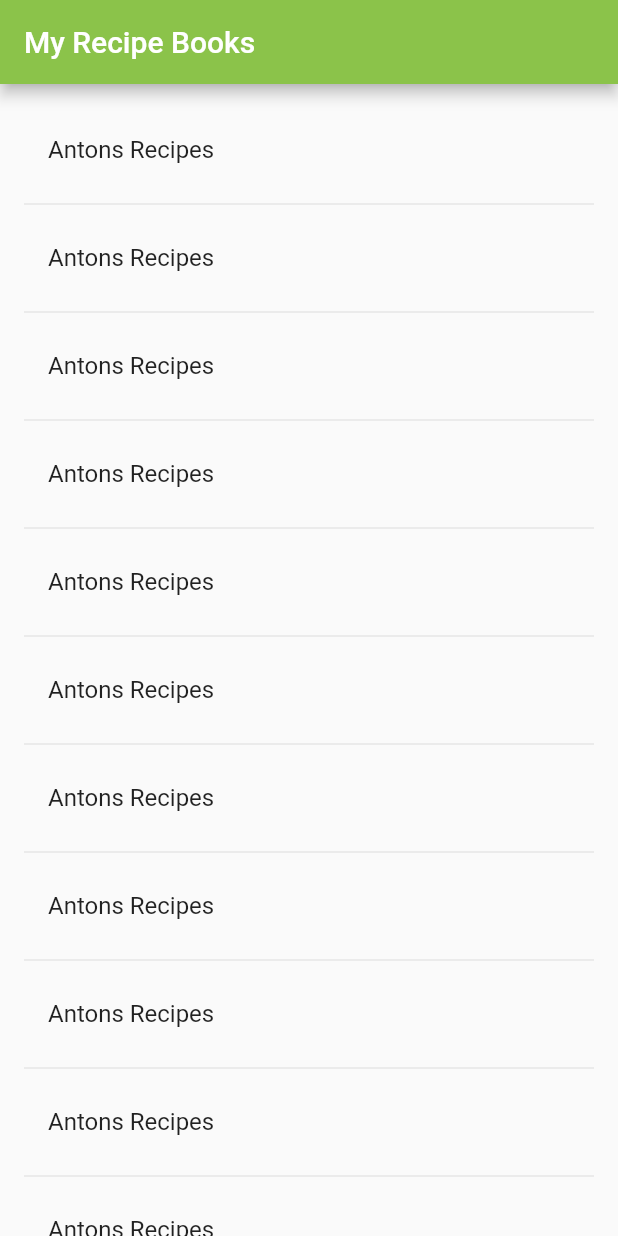
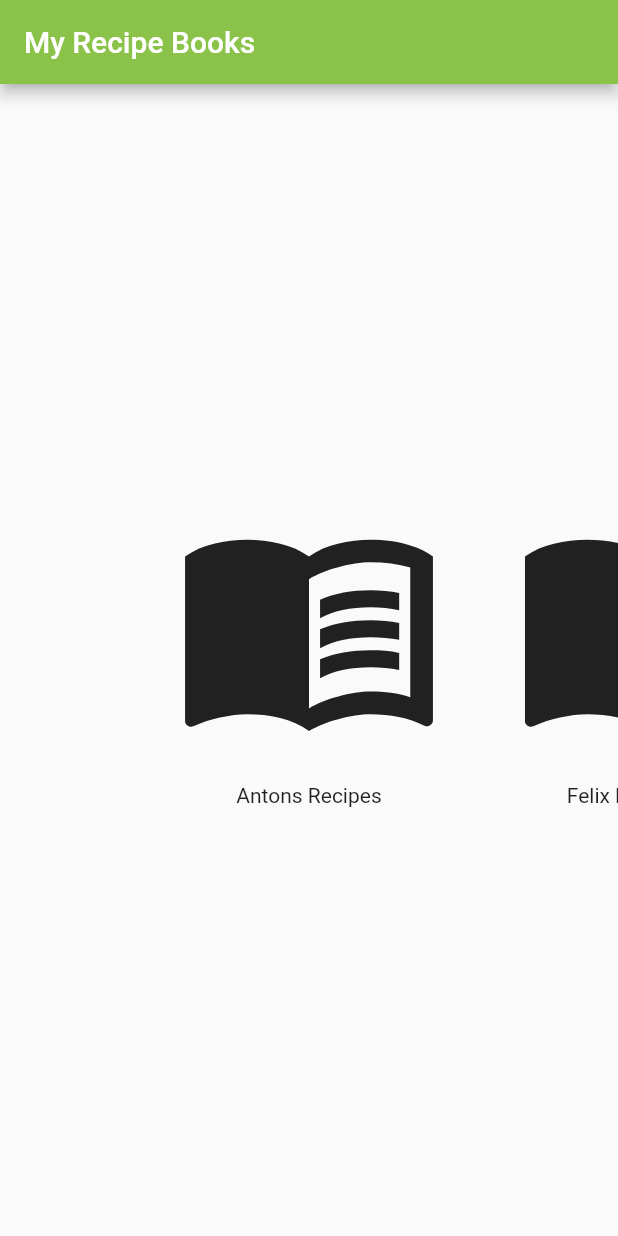
Before and after one commit to Tonnanto/recipe-manager, a Flutter app: the screen it shows after launch, on a phone screen of 412 x 824 dp. Run offline on Flutter 3.47's test engine with Material 2 defaults, Android fonts, the phone set to English and light mode, and no system bars.

Commit message:
Basic PageView in recipe_book_list_view

```diff
--- a/lib/views/main.dart
+++ b/lib/views/main.dart
@@ -1,4 +1,5 @@
 import 'package:flutter/material.dart';
+import 'package:recipe_manager/models/recipe_book_model.dart';
 import 'package:recipe_manager/views/recipe_book_list_view.dart';
 
 void main() {
@@ -20,7 +21,13 @@ class MyApp extends StatelessWidget {
             )
         )
       ),
-      home: RecipeBookList(title: 'My Recipe Books'),
+      home: RecipeBookList(
+        title: 'My Recipe Books',
+        recipeBooks: [
+          RecipeBook("Antons Recipes"),
+          RecipeBook("Felix Recipe Book")
+        ],
+      ),
     );
   }
 }
--- a/lib/views/recipe_book_list_view.dart
+++ b/lib/views/recipe_book_list_view.dart
@@ -1,12 +1,14 @@
 import 'package:flutter/cupertino.dart';
 import 'package:flutter/material.dart';
+import 'package:flutter/rendering.dart';
+import 'package:recipe_manager/models/recipe_book_model.dart';
 import 'package:recipe_manager/views/recipe_list_view.dart';
 
 class RecipeBookList extends StatefulWidget {
-  RecipeBookList({Key? key, required this.title}) : super(key: key);
+  RecipeBookList({Key? key, required this.title, required this.recipeBooks}) : super(key: key);
 
   final String title;
-  final Iterable<String> _recipeBooks = <String>[]; // TODO: create RecipeBook class
+  final List<RecipeBook> recipeBooks;// = <RecipeBook>[];
 
   @override
   State<StatefulWidget> createState() => _RecipeBookListState();
@@ -24,31 +26,45 @@ class _RecipeBookListState extends State<RecipeBookList> {
   }
 
   Widget _buildBody() {
-    return ListView.builder(
-        padding: EdgeInsets.all(16),
-        itemBuilder: (context, i) {
-          // Divider
-          if (i.isOdd) return Divider();
+    return PageView.builder(
+        itemCount: widget.recipeBooks.length,
+        controller: PageController(viewportFraction: 0.55),
+        itemBuilder: (BuildContext context, int index) {
+          return _buildRecipeBookColumn(index);
+        }
 
-          return _buildRow("Antons Recipes");
-        }
     );
   }
 
-  Widget _buildRow(String recipeBookName) {
-    return ListTile(
-      title: Text(recipeBookName),
+
+
+
+  Widget _buildRecipeBookColumn(int index) {
+    return GestureDetector(
+      child: Column(
+        mainAxisAlignment: MainAxisAlignment.center,
+        children: [
+          Icon(
+            Icons.menu_book_outlined,
+            size: 180,
+          ),
+          Padding(
+              padding: EdgeInsets.all(16),
+              child: Text(widget.recipeBooks[index].name)
+          )
+        ],
+      ),
       onTap: () {
-        _pushRecipeBookPage(recipeBookName);
+        _pushRecipeBookPage(index);
       },
     );
   }
 
-  void _pushRecipeBookPage(String recipeBookName) {
+  void _pushRecipeBookPage(int index) {
     Navigator.of(context).push(
         MaterialPageRoute(builder: (BuildContext context) {
-          final _recipeBookName = recipeBookName;
-          return RecipeList(recipeBookName: _recipeBookName);
+          final _recipeBook = widget.recipeBooks[index];
+          return RecipeList(recipeBook: _recipeBook);
         })
     );
   }
```
Also changed, not shown: lib/views/recipe_list_view.dart (+4 -3 lines).
